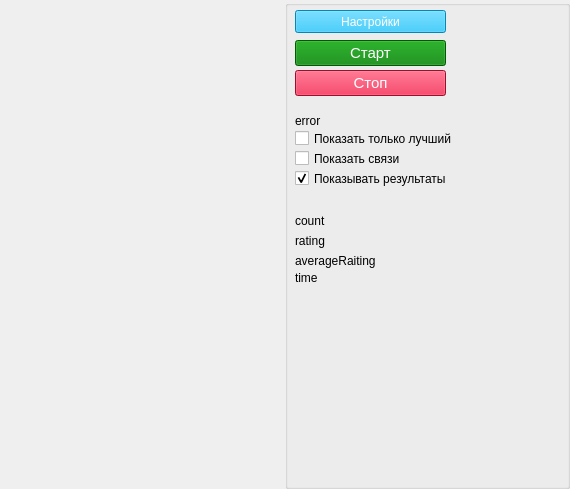
This is scene/mainwindow.ui in Gid32/ProteinFolding as Qt 5 draws it before an edit. The edited form follows.
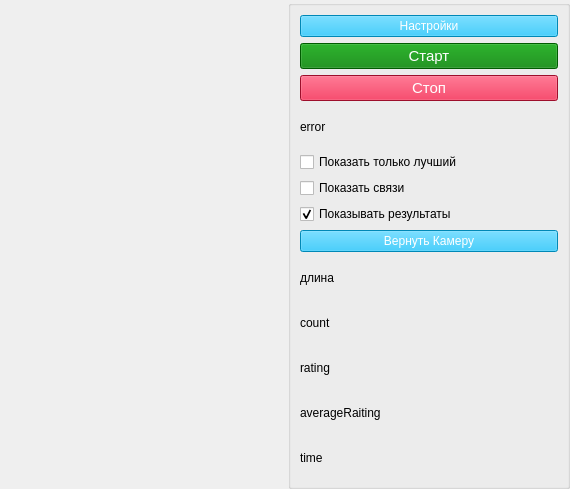
This is the edited form.

The edit to the form file:
```diff
--- a/scene/mainwindow.ui
+++ b/scene/mainwindow.ui
@@ -17,10 +17,7 @@
    <property name="autoFillBackground">
     <bool>false</bool>
    </property>
-   <layout class="QHBoxLayout" name="horizontalLayout">
-    <property name="spacing">
-     <number>0</number>
-    </property>
+   <layout class="QGridLayout" name="gridLayout">
     <property name="leftMargin">
      <number>0</number>
     </property>
@@ -33,10 +30,10 @@
     <property name="bottomMargin">
      <number>0</number>
     </property>
-    <item>
+    <item row="0" column="0">
      <widget class="QWidget" name="widget" native="true"/>
     </item>
-    <item>
+    <item row="0" column="1">
      <widget class="QWidget" name="verticalWidget" native="true">
       <layout class="QVBoxLayout" name="verticalLayout_2">
        <property name="spacing">
@@ -74,31 +71,19 @@
          <property name="flat">
           <bool>false</bool>
          </property>
-         <widget class="QPushButton" name="stopButton">
-          <property name="geometry">
-           <rect>
-            <x>10</x>
-            <y>70</y>
-            <width>151</width>
-            <height>26</height>
-           </rect>
-          </property>
+         <layout class="QVBoxLayout" name="verticalLayout">
+          <item>
+           <widget class="QPushButton" name="settingsButton">
           <property name="styleSheet">
-           <string notr="true">color:white;background-color:#DC143C;font-size:15px</string>
+             <string notr="true">color:white;background-color:#00BFFF;font-size:12px</string>
           </property>
           <property name="text">
-           <string>Стоп</string>
-          </property>
-         </widget>
+             <string>Настройки</string>
+            </property>
+           </widget>
+          </item>
+          <item>
          <widget class="QPushButton" name="startButton">
-          <property name="geometry">
-           <rect>
-            <x>10</x>
-            <y>40</y>
-            <width>151</width>
-            <height>26</height>
-           </rect>
-          </property>
           <property name="styleSheet">
            <string notr="true">color:white;background-color:green;font-size:15px</string>
           </property>
@@ -106,128 +91,40 @@
            <string>Старт</string>
           </property>
          </widget>
-         <widget class="QPushButton" name="settingsButton">
-          <property name="geometry">
-           <rect>
-            <x>10</x>
-            <y>10</y>
-            <width>151</width>
-            <height>23</height>
-           </rect>
-          </property>
+          </item>
+          <item>
+           <widget class="QPushButton" name="stopButton">
           <property name="styleSheet">
-           <string notr="true">color:white;background-color:#00BFFF;font-size:12px</string>
+             <string notr="true">color:white;background-color:#DC143C;font-size:15px</string>
           </property>
           <property name="text">
-           <string>Настройки</string>
-          </property>
-         </widget>
-         <widget class="QLabel" name="countConvolution">
-          <property name="geometry">
-           <rect>
-            <x>10</x>
-            <y>210</y>
-            <width>151</width>
-            <height>21</height>
-           </rect>
-          </property>
-          <property name="text">
-           <string>count</string>
-          </property>
-         </widget>
+             <string>Стоп</string>
+            </property>
+           </widget>
+          </item>
+          <item>
          <widget class="QLabel" name="error">
-          <property name="geometry">
-           <rect>
-            <x>10</x>
-            <y>110</y>
-            <width>161</width>
-            <height>21</height>
-           </rect>
-          </property>
           <property name="text">
            <string>error</string>
           </property>
          </widget>
-         <widget class="QLabel" name="rating">
-          <property name="geometry">
-           <rect>
-            <x>10</x>
-            <y>230</y>
-            <width>151</width>
-            <height>21</height>
-           </rect>
-          </property>
-          <property name="text">
-           <string>rating</string>
-          </property>
-          <property name="scaledContents">
-           <bool>true</bool>
-          </property>
-         </widget>
-         <widget class="QLabel" name="bestTime">
-          <property name="geometry">
-           <rect>
-            <x>10</x>
-            <y>270</y>
-            <width>151</width>
-            <height>16</height>
-           </rect>
-          </property>
-          <property name="text">
-           <string>time</string>
-          </property>
-          <property name="scaledContents">
-           <bool>true</bool>
-          </property>
-         </widget>
+          </item>
+          <item>
          <widget class="QCheckBox" name="onlyBetter">
-          <property name="geometry">
-           <rect>
-            <x>10</x>
-            <y>130</y>
-            <width>161</width>
-            <height>17</height>
-           </rect>
-          </property>
           <property name="text">
            <string>Показать только лучший</string>
           </property>
          </widget>
-         <widget class="QLabel" name="avarageRating">
-          <property name="geometry">
-           <rect>
-            <x>10</x>
-            <y>250</y>
-            <width>151</width>
-            <height>21</height>
-           </rect>
-          </property>
-          <property name="text">
-           <string>averageRaiting</string>
-          </property>
-         </widget>
+          </item>
+          <item>
          <widget class="QCheckBox" name="showConnection">
-          <property name="geometry">
-           <rect>
-            <x>10</x>
-            <y>150</y>
-            <width>161</width>
-            <height>17</height>
-           </rect>
-          </property>
           <property name="text">
            <string>Показать связи</string>
           </property>
          </widget>
+          </item>
+          <item>
          <widget class="QCheckBox" name="showGraph">
-          <property name="geometry">
-           <rect>
-            <x>10</x>
-            <y>170</y>
-            <width>161</width>
-            <height>17</height>
-           </rect>
-          </property>
           <property name="text">
            <string>Показывать результаты</string>
           </property>
@@ -238,6 +135,59 @@
            <bool>false</bool>
           </property>
          </widget>
+          </item>
+          <item>
+           <widget class="QPushButton" name="cameraBack">
+            <property name="styleSheet">
+             <string notr="true">color:white;background-color:#00BFFF;font-size:12px</string>
+            </property>
+            <property name="text">
+             <string>Вернуть Камеру</string>
+            </property>
+           </widget>
+          </item>
+          <item>
+           <widget class="QLabel" name="proteinLength">
+            <property name="text">
+             <string>длина</string>
+            </property>
+           </widget>
+          </item>
+          <item>
+           <widget class="QLabel" name="countConvolution">
+            <property name="text">
+             <string>count</string>
+            </property>
+           </widget>
+          </item>
+          <item>
+           <widget class="QLabel" name="rating">
+            <property name="text">
+             <string>rating</string>
+            </property>
+            <property name="scaledContents">
+             <bool>true</bool>
+            </property>
+           </widget>
+          </item>
+          <item>
+           <widget class="QLabel" name="avarageRating">
+            <property name="text">
+             <string>averageRaiting</string>
+            </property>
+           </widget>
+          </item>
+          <item>
+           <widget class="QLabel" name="bestTime">
+            <property name="text">
+             <string>time</string>
+            </property>
+            <property name="scaledContents">
+             <bool>true</bool>
+            </property>
+           </widget>
+          </item>
+         </layout>
         </widget>
        </item>
       </layout>
```
Lines whose indentation alone changed are shown as unchanged.
